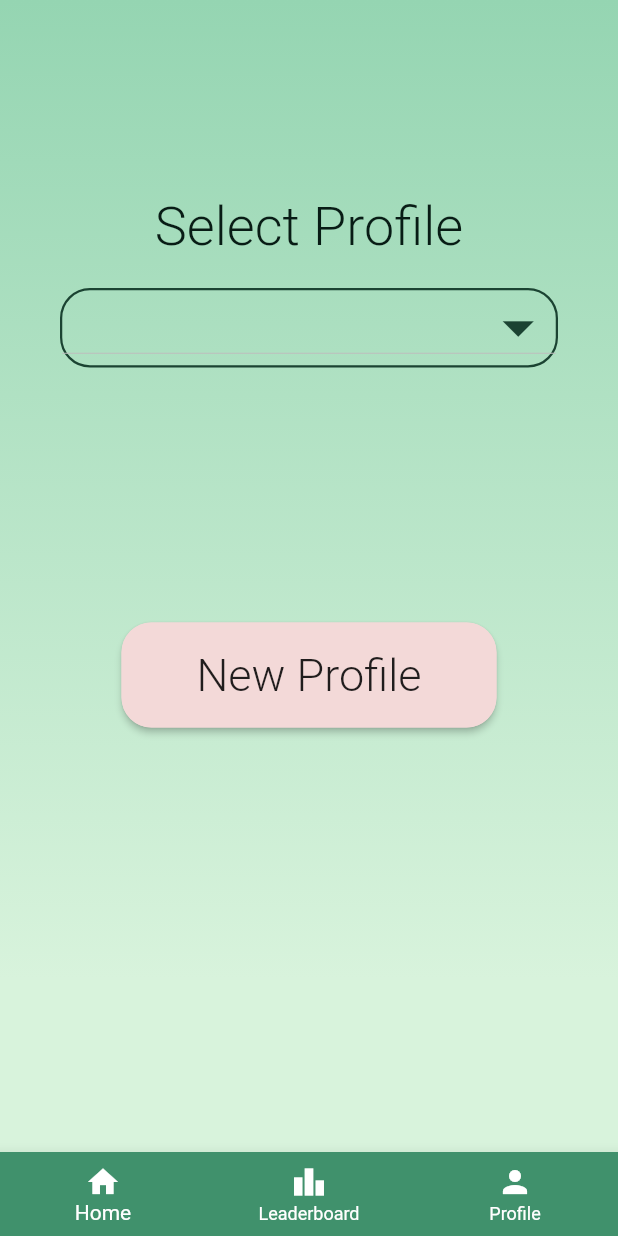
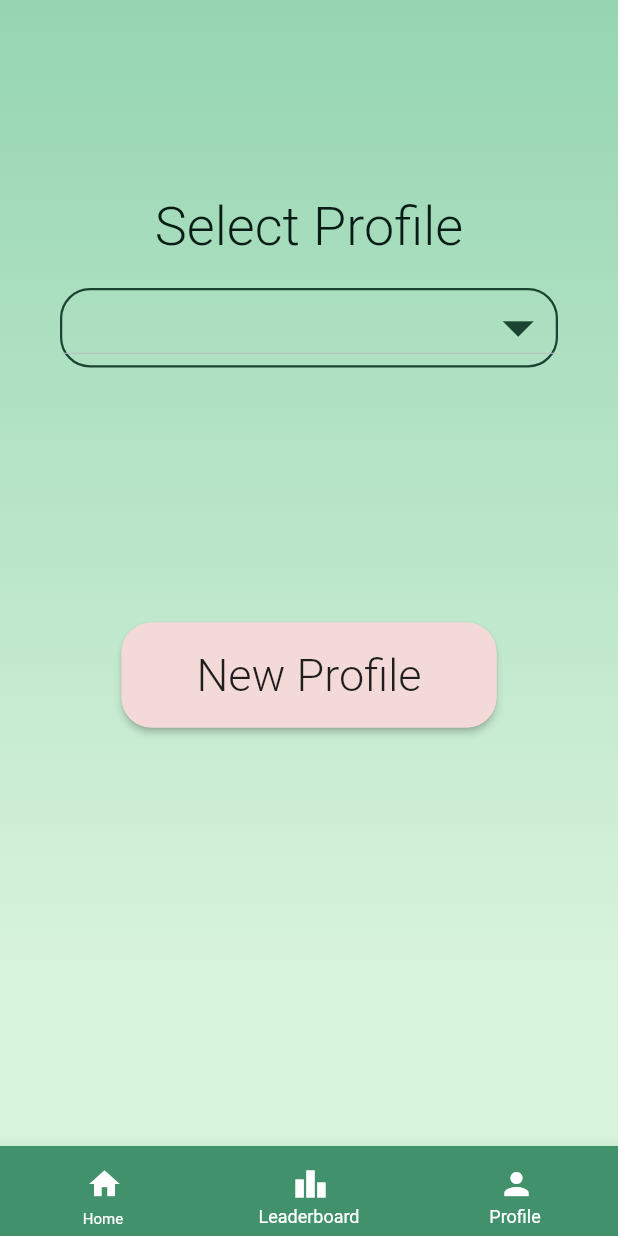
Before and after one commit to gu-tig169/Grupp5, a Flutter app: the SelectProfileView screen opened directly, on a phone screen of 412 x 824 dp. Run offline on Flutter 3.47's test engine with Material 2 defaults, Android fonts, the light colour scheme and no system bars; network calls fail.

Commit message:
Fixade så att man kan navigera mellan vyerna

```diff
--- a/lib/view/leaderboard.dart
+++ b/lib/view/leaderboard.dart
@@ -11,7 +11,7 @@ class _LeaderboardViewState extends State<LeaderboardView> {
   final list = ['Svenne', 'Babbe', 'Klasse'];
 
   final List<String> _filterList = ['Easy', 'Medium', 'Hard'];
-  String _filterValue = 'All';
+  // String _filterValue = 'All';
 
   @override
   Widget build(BuildContext context) {
@@ -24,7 +24,7 @@ class _LeaderboardViewState extends State<LeaderboardView> {
           PopupMenuButton<String>(
             onSelected: (String value) {
               setState(() {
-                _filterValue = value;
+                //  _filterValue = value;
               });
             },
             itemBuilder: (BuildContext context) {
--- a/lib/view/selectProfileView.dart
+++ b/lib/view/selectProfileView.dart
@@ -20,7 +20,7 @@ class SelectProfileView extends StatelessWidget {
               selectProfileText(),
               profileDropDown(),
               spaceBetween(40),
-              newProfileButton(),
+              newProfileButton(context),
             ],
           ),
         ),
@@ -66,7 +66,7 @@ Widget profileDropDown() {
   );
 }
 
-Widget newProfileButton() {
+Widget newProfileButton(context) {
   return Container(
     margin: EdgeInsets.only(bottom: 50, top: 130),
     alignment: Alignment.bottomCenter,
@@ -82,7 +82,9 @@ Widget newProfileButton() {
             'New Profile',
             style: TextStyle(fontSize: 30, fontWeight: FontWeight.w300),
           ),
-          onPressed: () {}),
+          onPressed: () {
+            Navigator.pushNamed(context, '/create');
+          }),
     ),
   );
 }
--- a/lib/view/widgets/navbar.dart
+++ b/lib/view/widgets/navbar.dart
@@ -6,25 +6,50 @@ class BottomNavBar extends StatelessWidget {
   @override
   Widget build(BuildContext context) {
     return Container(
+      height: 60,
       margin: EdgeInsets.only(bottom: 0),
       child: BottomNavigationBar(
+        selectedFontSize: 10,
         type: BottomNavigationBarType.fixed,
         items: [
           BottomNavigationBarItem(
               label: 'Home',
+              icon: SizedBox(
+                child: IconButton(
                   icon: Icon(
                     Icons.home,
-              color: Colors.white,
                   ),
+                  onPressed: () {
+                    Navigator.pushNamed(context, '/');
+                  },
                 ),
+                height: 38,
+                width: 38,
+              )),
           BottomNavigationBarItem(
               label: 'Leaderboard',
+              icon: SizedBox(
+                child: IconButton(
                   icon: Icon(Icons.leaderboard),
+                  onPressed: () {
+                    Navigator.pushNamed(context, '/leaderboard');
+                  },
                 ),
+                height: 38,
+                width: 38,
+              )),
           BottomNavigationBarItem(
               label: 'Profile',
+              icon: SizedBox(
+                child: IconButton(
                   icon: Icon(Icons.person),
+                  onPressed: () {
+                    Navigator.pushNamed(context, '/');
+                  },
                 ),
+                height: 38,
+                width: 38,
+              )),
         ],
         backgroundColor: illuminatingEmerald,
         selectedItemColor: Colors.white,
```
Also changed, not shown: lib/main.dart (+7 -8 lines), lib/view/createprofile_view.dart (+7 -9 lines). Lines whose indentation alone changed are shown as unchanged.
